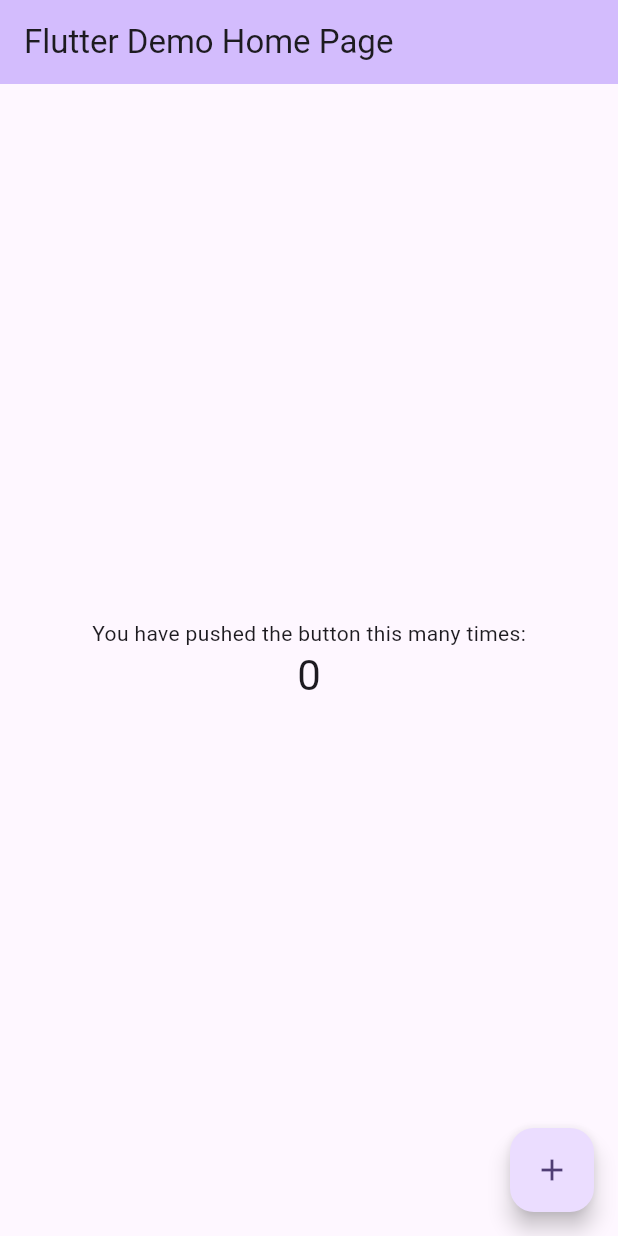
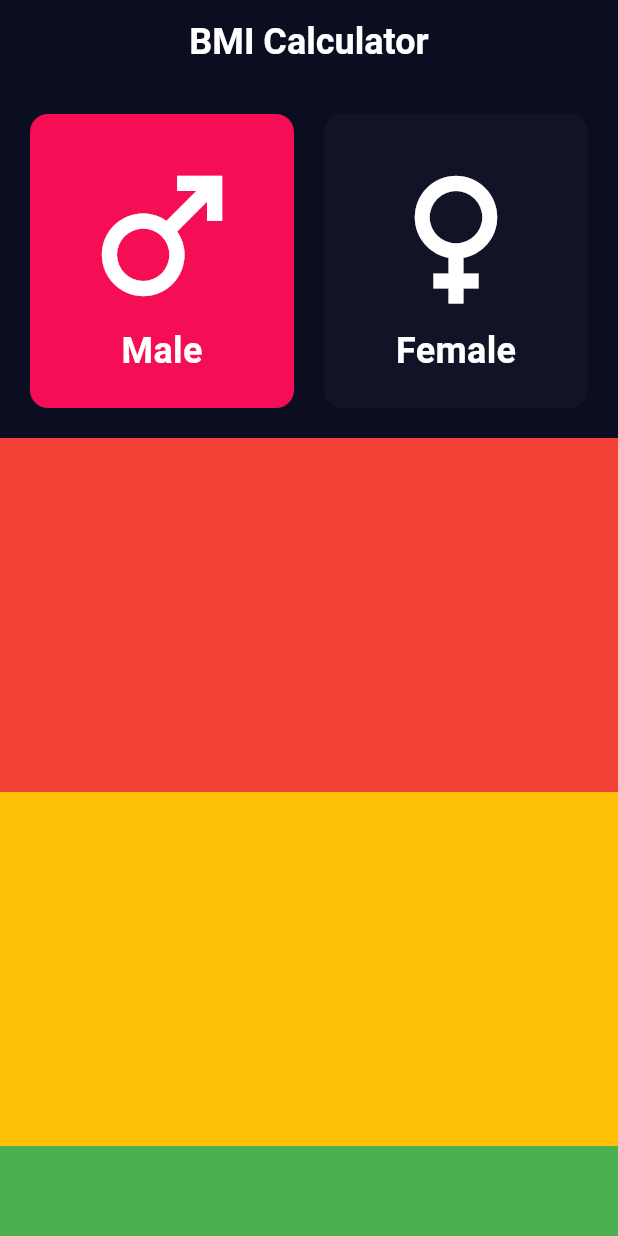
Before and after one commit to mohamedatta24/bmi_calculator_app, a Flutter app: the screen it shows after launch, on a phone screen of 412 x 824 dp. Run offline on Flutter 3.47's test engine with Material 3 defaults, Android fonts, the phone set to English and light mode, and no system bars.

Commit message:
finish Custom Card Gender

```diff
--- /dev/null
+++ b/lib/features/presentation/BMI_Calculator/views/bmi_calculator_view.dart
@@ -0,0 +1,26 @@
+import 'package:bmi_calculator_app/features/presentation/BMI_Calculator/widgets/bmi_calculator_body.dart';
+import 'package:flutter/material.dart';
+
+class BmiCalculatorView extends StatelessWidget {
+  const BmiCalculatorView({super.key});
+
+  @override
+  Widget build(BuildContext context) {
+    return Scaffold(
+      backgroundColor: Color(0xFF0A0E20),
+      appBar: AppBar(
+        centerTitle: true,
+        backgroundColor: Color(0xFF0A0E20),
+        title: Text(
+          'BMI Calculator',
+          style: TextStyle(
+            fontSize: 24,
+            fontWeight: FontWeight.bold,
+            color: Colors.white,
+          ),
+        ),
+      ),
+      body: BmiCalculatorBody(),
+    );
+  }
+}
--- /dev/null
+++ b/lib/features/presentation/BMI_Calculator/widgets/bmi_calculator_body.dart
@@ -0,0 +1,23 @@
+import 'package:bmi_calculator_app/features/presentation/BMI_Calculator/widgets/custom_gender.dart';
+import 'package:flutter/material.dart';
+
+class BmiCalculatorBody extends StatelessWidget {
+  const BmiCalculatorBody({super.key});
+
+  @override
+  Widget build(BuildContext context) {
+    return Column(
+      children: [
+        CustomGender(),
+        Expanded(child: Container(width: double.infinity, color: Colors.red)),
+        Expanded(child: Container(width: double.infinity, color: Colors.amber)),
+        Container(
+          width: double.infinity,
+          height: 60,
+          color: Colors.green,
+          child: MaterialButton(onPressed: () {}),
+        ),
+      ],
+    );
+  }
+}
--- /dev/null
+++ b/lib/features/presentation/BMI_Calculator/widgets/custom_gender.dart
@@ -0,0 +1,47 @@
+import 'package:bmi_calculator_app/features/presentation/BMI_Calculator/widgets/custom_gender_card.dart';
+import 'package:flutter/material.dart';
+
+class CustomGender extends StatefulWidget {
+  const CustomGender({super.key});
+
+  @override
+  State<CustomGender> createState() => _CustomGenderState();
+}
+
+class _CustomGenderState extends State<CustomGender> {
+
+  bool isGender = true;
+  @override
+  Widget build(BuildContext context) {
+    return Expanded(
+      child: Padding(
+        padding: const EdgeInsets.all(20.0),
+        child: Row(
+          children: [
+            CustomGenderCard(
+              isGender: isGender ? true : false,
+              icon: Icons.male,
+              text: 'Male',
+              onTap: () {
+                setState(() {
+                  isGender = true;
+                });
+              },
+            ),
+            SizedBox(width: 20),
+            CustomGenderCard(
+              isGender: isGender ? false : true,
+              icon: Icons.female,
+              text: 'Female',
+              onTap: () {
+                setState(() {
+                  isGender = false;
+                });
+              },
+            ),
+          ],
+        ),
+      ),
+    );
+  }
+}
--- /dev/null
+++ b/lib/features/presentation/BMI_Calculator/widgets/custom_gender_card.dart
@@ -0,0 +1,47 @@
+import 'package:flutter/material.dart';
+
+class CustomGenderCard extends StatelessWidget {
+  const CustomGenderCard({
+    super.key,
+    required this.text,
+    this.onTap,
+    required this.icon,
+    required this.isGender,
+  });
+
+  final String text;
+  final void Function()? onTap;
+  final IconData icon;
+  final bool isGender;
+  @override
+  Widget build(BuildContext context) {
+    return Expanded(
+      child: GestureDetector(
+        onTap: onTap,
+        child: Container(
+          decoration: BoxDecoration(
+            color: isGender ? Color(0xffF50D56) : Color(0xff111327),
+            borderRadius: BorderRadius.circular(12.0),
+          ),
+          width: double.infinity,
+
+          child: Column(
+            mainAxisAlignment: MainAxisAlignment.center,
+
+            children: [
+              Icon(icon, size: 120, color: Colors.white),
+              Text(
+                text,
+                style: TextStyle(
+                  fontSize: 24,
+                  fontWeight: FontWeight.bold,
+                  color: Colors.white,
+                ),
+              ),
+            ],
+          ),
+        ),
+      ),
+    );
+  }
+}
--- a/lib/main.dart
+++ b/lib/main.dart
@@ -1,122 +1,18 @@
+import 'package:bmi_calculator_app/features/presentation/BMI_Calculator/views/bmi_calculator_view.dart';
 import 'package:flutter/material.dart';
 
 void main() {
-  runApp(const MyApp());
+  runApp(const BMICalculatorApp());
 }
 
-class MyApp extends StatelessWidget {
-  const MyApp({super.key});
+class BMICalculatorApp extends StatelessWidget {
+  const BMICalculatorApp({super.key});
 
-  // This widget is the root of your application.
   @override
   Widget build(BuildContext context) {
     return MaterialApp(
-      title: 'Flutter Demo',
-      theme: ThemeData(
-        // This is the theme of your application.
-        //
-        // TRY THIS: Try running your application with "flutter run". You'll see
-        // the application has a purple toolbar. Then, without quitting the app,
-        // try changing the seedColor in the colorScheme below to Colors.green
-        // and then invoke "hot reload" (save your changes or press the "hot
-        // reload" button in a Flutter-supported IDE, or press "r" if you used
-        // the command line to start the app).
-        //
-        // Notice that the counter didn't reset back to zero; the application
-        // state is not lost during the reload. To reset the state, use hot
-        // restart instead.
-        //
-        // This works for code too, not just values: Most code changes can be
-        // tested with just a hot reload.
-        colorScheme: ColorScheme.fromSeed(seedColor: Colors.deepPurple),
-      ),
-      home: const MyHomePage(title: 'Flutter Demo Home Page'),
+      debugShowCheckedModeBanner: false,
+      home: BmiCalculatorView(),
     );
   }
 }
-
-class MyHomePage extends StatefulWidget {
-  const MyHomePage({super.key, required this.title});
-
-  // This widget is the home page of your application. It is stateful, meaning
-  // that it has a State object (defined below) that contains fields that affect
-  // how it looks.
-
-  // This class is the configuration for the state. It holds the values (in this
-  // case the title) provided by the parent (in this case the App widget) and
-  // used by the build method of the State. Fields in a Widget subclass are
-  // always marked "final".
-
-  final String title;
-
-  @override
-  State<MyHomePage> createState() => _MyHomePageState();
-}
-
-class _MyHomePageState extends State<MyHomePage> {
-  int _counter = 0;
-
-  void _incrementCounter() {
-    setState(() {
-      // This call to setState tells the Flutter framework that something has
-      // changed in this State, which causes it to rerun the build method below
-      // so that the display can reflect the updated values. If we changed
-      // _counter without calling setState(), then the build method would not be
-      // called again, and so nothing would appear to happen.
-      _counter++;
-    });
-  }
-
-  @override
-  Widget build(BuildContext context) {
-    // This method is rerun every time setState is called, for instance as done
-    // by the _incrementCounter method above.
-    //
-    // The Flutter framework has been optimized to make rerunning build methods
-    // fast, so that you can just rebuild anything that needs updating rather
-    // than having to individually change instances of widgets.
-    return Scaffold(
-      appBar: AppBar(
-        // TRY THIS: Try changing the color here to a specific color (to
-        // Colors.amber, perhaps?) and trigger a hot reload to see the AppBar
-        // change color while the other colors stay the same.
-        backgroundColor: Theme.of(context).colorScheme.inversePrimary,
-        // Here we take the value from the MyHomePage object that was created by
-        // the App.build method, and use it to set our appbar title.
-        title: Text(widget.title),
-      ),
-      body: Center(
-        // Center is a layout widget. It takes a single child and positions it
-        // in the middle of the parent.
-        child: Column(
-          // Column is also a layout widget. It takes a list of children and
-          // arranges them vertically. By default, it sizes itself to fit its
-          // children horizontally, and tries to be as tall as its parent.
-          //
-          // Column has various properties to control how it sizes itself and
-          // how it positions its children. Here we use mainAxisAlignment to
-          // center the children vertically; the main axis here is the vertical
-          // axis because Columns are vertical (the cross axis would be
-          // horizontal).
-          //
-          // TRY THIS: Invoke "debug painting" (choose the "Toggle Debug Paint"
-          // action in the IDE, or press "p" in the console), to see the
-          // wireframe for each widget.
-          mainAxisAlignment: MainAxisAlignment.center,
-          children: <Widget>[
-            const Text('You have pushed the button this many times:'),
-            Text(
-              '$_counter',
-              style: Theme.of(context).textTheme.headlineMedium,
-            ),
-          ],
-        ),
-      ),
-      floatingActionButton: FloatingActionButton(
-        onPressed: _incrementCounter,
-        tooltip: 'Increment',
-        child: const Icon(Icons.add),
-      ), // This trailing comma makes auto-formatting nicer for build methods.
-    );
-  }
-}
```
Also changed, not shown: 1 other file.
